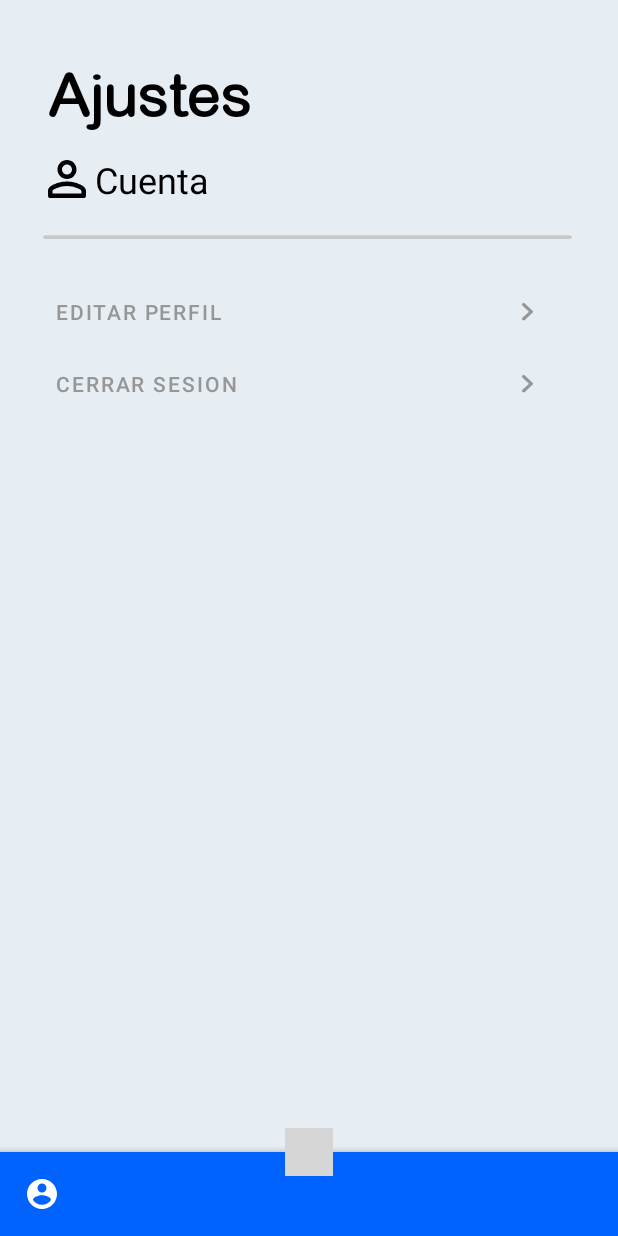
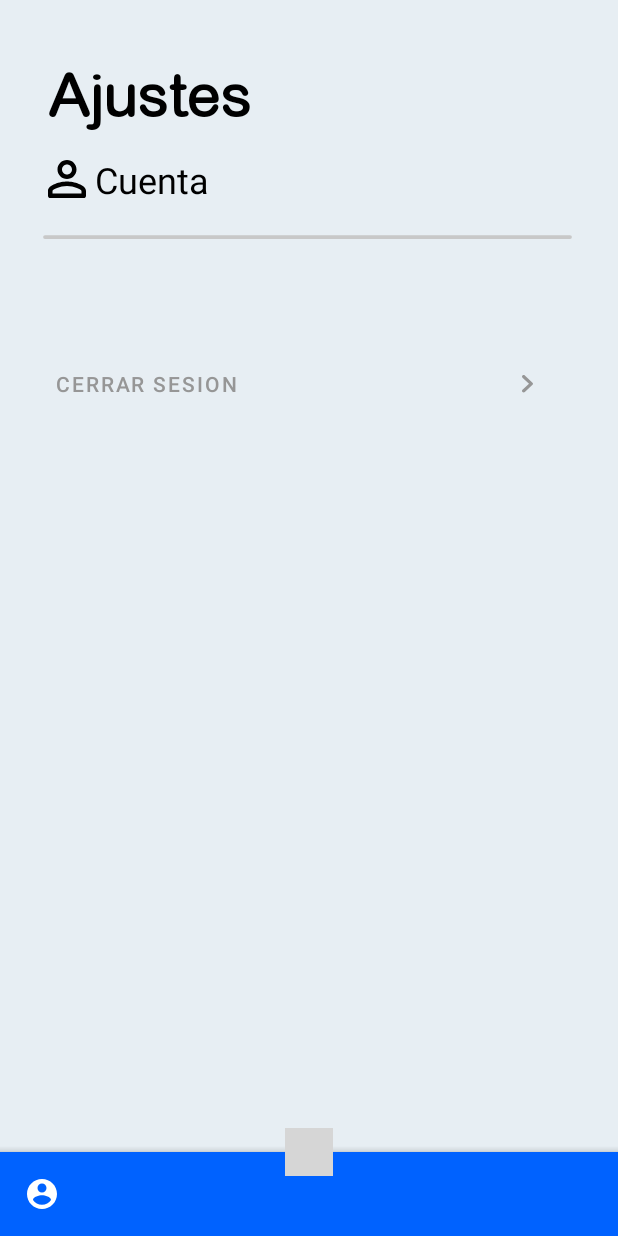
Before and after one commit to v-franco/Tempus-BDT, an Android app: the SettingsMain screen opened directly, with no data from a screen before it, on a phone screen of 412 x 824 dp. Run offline under Robolectric (Android 15) with nearby library versions, the phone set to English and light mode, and no system bars; our stand-ins replace Firebase (no records; nobody signed in at launch, a user with empty details on screens opened directly); plain views replace CircleMenu; 1 statement that could not run was skipped; grey boxes are pictures that could not be loaded.

Commit message:
Usuario ya no puede editar sus datos
Se eliminó la opción de que el usuario pueda editar sus datos de cuenta

```diff
--- a/BDTkotlin/app/src/main/res/layout/activity_settings_main.xml
+++ b/BDTkotlin/app/src/main/res/layout/activity_settings_main.xml
@@ -96,7 +96,8 @@
         app:layout_constraintEnd_toEndOf="@+id/text_st_sub"
         app:layout_constraintHorizontal_bias="0.045"
         app:layout_constraintStart_toStartOf="@+id/text_st_sub"
-        app:layout_constraintTop_toBottomOf="@+id/image_st_divider" />
+        app:layout_constraintTop_toBottomOf="@+id/image_st_divider"
+        android:visibility="invisible"/>
 
     <Button
         android:id="@+id/btn_st_logout"
```
